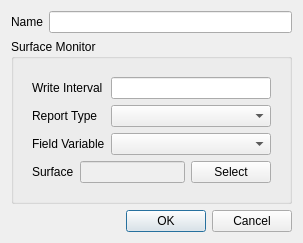
Old version of the form baramFlow/view/solution/monitors/surface_dialog.ui in the repository nextfoam/baram.
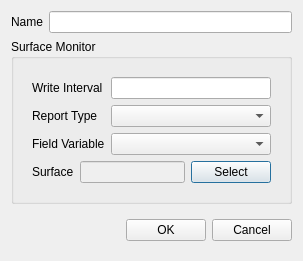
New version of the form. Custom widgets are drawn as their Qt base class.

```diff
--- a/baramFlow/view/solution/monitors/surface_dialog.ui
+++ b/baramFlow/view/solution/monitors/surface_dialog.ui
@@ -7,7 +7,7 @@
     <x>0</x>
     <y>0</y>
     <width>303</width>
-    <height>238</height>
+    <height>256</height>
    </rect>
   </property>
   <property name="windowTitle">
@@ -134,13 +134,39 @@
     </widget>
    </item>
    <item>
-    <widget class="QDialogButtonBox" name="buttonBox">
-     <property name="orientation">
-      <enum>Qt::Horizontal</enum>
-     </property>
-     <property name="standardButtons">
-      <set>QDialogButtonBox::Cancel|QDialogButtonBox::Ok</set>
-     </property>
+    <widget class="QWidget" name="widget_3" native="true">
+     <layout class="QHBoxLayout" name="horizontalLayout_2">
+      <property name="rightMargin">
+       <number>0</number>
+      </property>
+      <item>
+       <spacer name="horizontalSpacer_2">
+        <property name="orientation">
+         <enum>Qt::Horizontal</enum>
+        </property>
+        <property name="sizeHint" stdset="0">
+         <size>
+          <width>208</width>
+          <height>20</height>
+         </size>
+        </property>
+       </spacer>
+      </item>
+      <item>
+       <widget class="QPushButton" name="ok">
+        <property name="text">
+         <string>OK</string>
+        </property>
+       </widget>
+      </item>
+      <item>
+       <widget class="QPushButton" name="cancel">
+        <property name="text">
+         <string>Cancel</string>
+        </property>
+       </widget>
+      </item>
+     </layout>
     </widget>
    </item>
   </layout>
```
Left out of the diff: 28 changed lines with no effect on the pictures.
